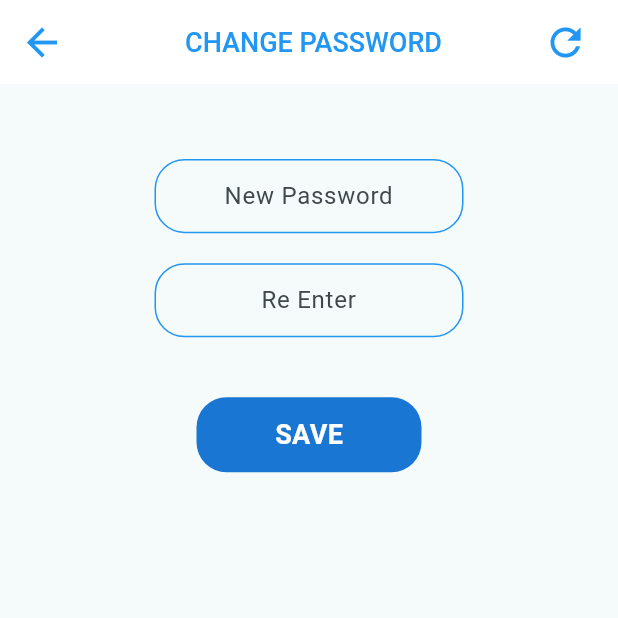
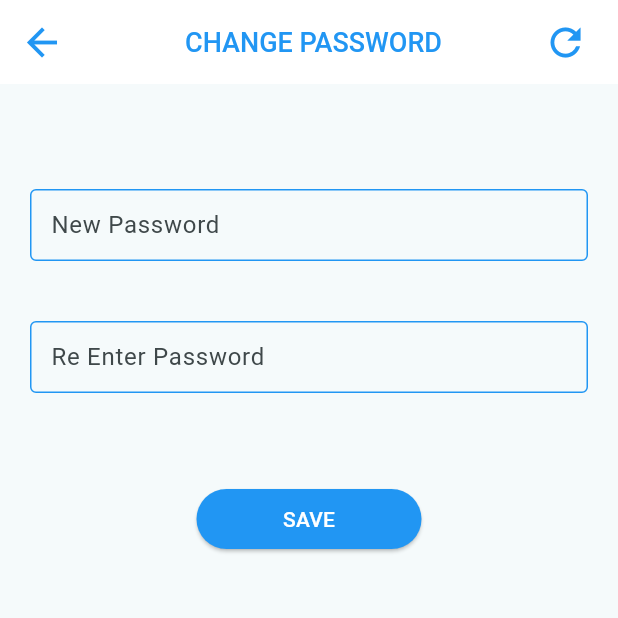
Before and after one commit to abhisheksr227/integrate3_screen, a Flutter app: the Password screen opened directly, on a phone screen of 412 x 824 dp, the top half of it. Run offline on Flutter 3.47's test engine with Material 2 defaults, Android fonts, the phone set to English and light mode, and no system bars; our stand-ins replace charts_flutter, dots_indicator, fl_chart, google_maps_flutter, pie_chart, share_plus and 1 more; missing offline and left inert: another_stepper.

Commit message:
git commit -m "second commit"

```diff
--- a/lib/Customers/Password.dart
+++ b/lib/Customers/Password.dart
@@ -29,59 +29,42 @@ class _PasswordState extends State<Password> {
         ],
       ),
       body: SingleChildScrollView(
-        child: Center(
-          child: Column(
+        child: Column(mainAxisAlignment: MainAxisAlignment.center,
           children: [
             SizedBox(height: 50,),
-              Container(
-                height: MediaQuery.of(context).size.height*0.06,
-                width: MediaQuery.of(context).size.width*0.50,
-                decoration: BoxDecoration(borderRadius: BorderRadius.circular(20),
-                border: Border.all(color: Colors.blue)),
-                child: TextFormField(textAlign: TextAlign.center,
+            Padding(
+              padding: const EdgeInsets.all(20),
+              child: TextFormField(
                 decoration: InputDecoration(
-                    border: OutlineInputBorder(borderSide: BorderSide.none),
-                    contentPadding: EdgeInsets.only(),
-                    hintText: 'New Password',
+                  focusedBorder: OutlineInputBorder(borderSide: BorderSide(color: Color(0xFF2196F3))),
+                  contentPadding: EdgeInsets.only(left: 10),
+                  label: Text('New Password'),
+                  enabledBorder: OutlineInputBorder(borderSide: BorderSide(color: Color(0xFF2196F3))),
                     ),
               ),
             ),
             Padding(
               padding: const EdgeInsets.all(20),
-                child: Container(
-                  height: MediaQuery.of(context).size.height*0.06,
-                  width: MediaQuery.of(context).size.width*0.50,
-                  decoration: BoxDecoration(
-                      borderRadius: BorderRadius.circular(20),
-                      border: Border.all(color: Colors.blue)),
-                  child: TextFormField(textAlign: TextAlign.center,
+              child: TextFormField(
                 decoration: InputDecoration(
-                      border: OutlineInputBorder(borderSide: BorderSide.none),
-                      contentPadding: EdgeInsets.only(),
-                      hintText: 'Re Enter',
-                    ),
+                  focusedBorder: OutlineInputBorder(borderSide: BorderSide(color: Color(0xFF2196F3))),
+                  contentPadding: EdgeInsets.only(left: 10),
+                  label: Text('Re Enter Password'),
+                  enabledBorder: OutlineInputBorder(borderSide: BorderSide(color: Color(0xFF2196F3))),
                 ),
               ),
             ),
             Padding(
-                padding: const EdgeInsets.all(20),
-                child: InkWell(onTap: () {
-                },
-                  child: Container(
-                    height: 50,
+              padding: const EdgeInsets.all(40),
+              child: SizedBox(
                 width: 150,
-                    decoration: BoxDecoration(borderRadius: BorderRadius.circular(20),
-                      color: Colors.blue[700],
-                    ),
-                    child: Center(
-                      child: Text('SAVE',style: TextStyle(color: Colors.white,
-                          fontSize: 18,fontWeight: FontWeight.bold),),
+                child: ElevatedButton(onPressed: () {  },
+                  child: Text('SAVE',style: TextStyle(color: Colors.white),),
+                  style: ButtonStyle(backgroundColor: MaterialStateProperty.all(Colors.blue)),
                 ),
               ),
             ),
-              )
           ],
-          ),
         ),
       ),
     );
```
Lines whose indentation alone changed are shown as unchanged.
